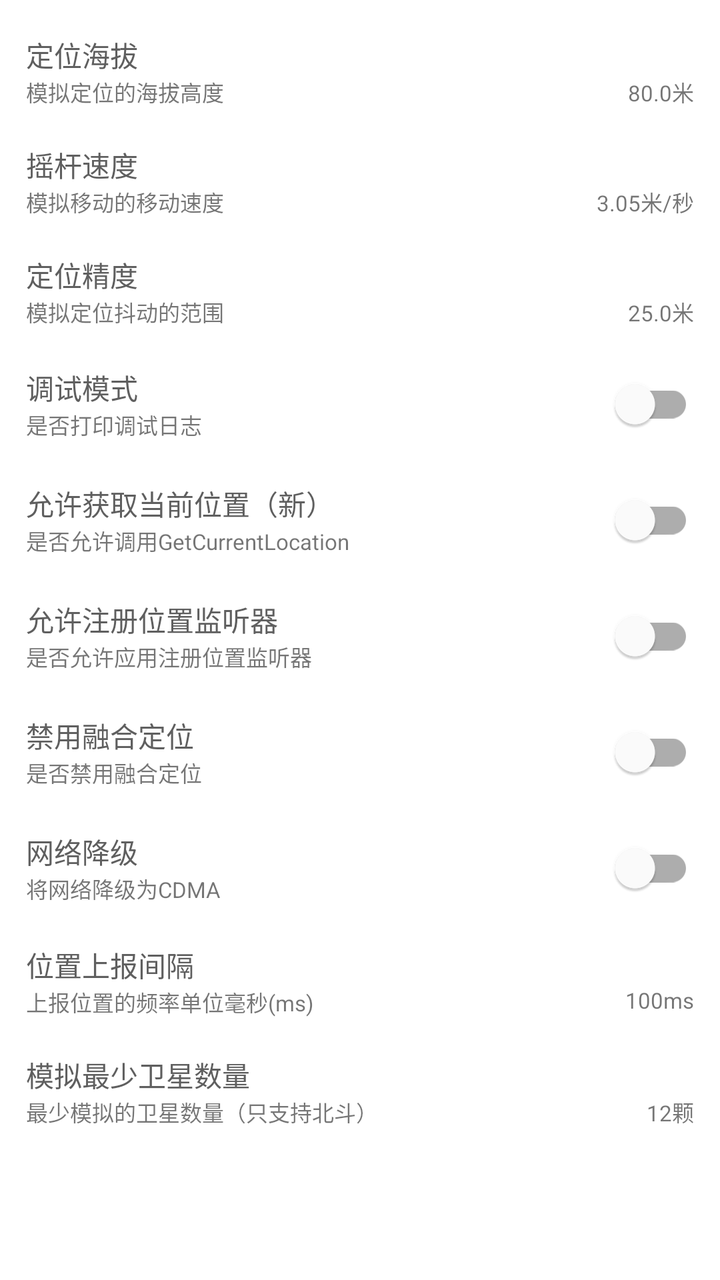
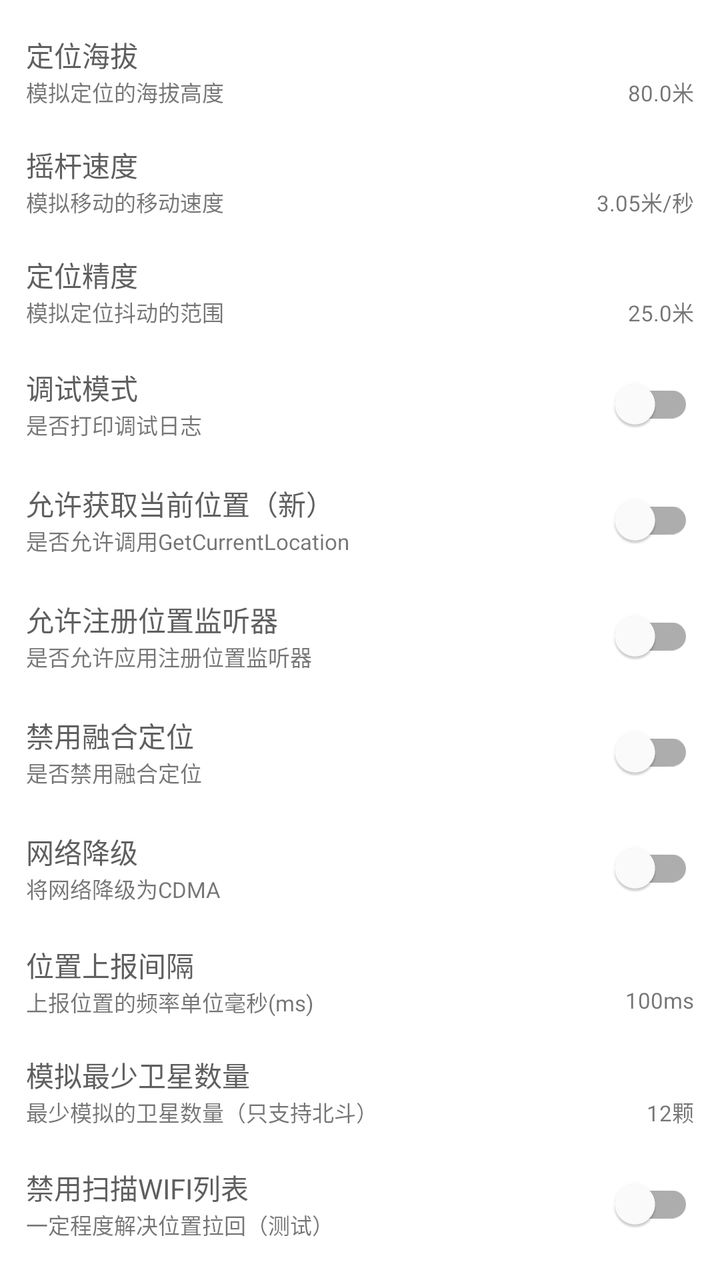

The first picture is an Android layout as it rendered before a commit; the second is the same layout after the commit. The layout source and the unified diff follow.
<!-- AndroidManifest.xml: application theme AppTheme -->
<!-- res/layout/fragment_settings.xml -->
<?xml version="1.0" encoding="utf-8"?>
<androidx.constraintlayout.widget.ConstraintLayout xmlns:android="http://schemas.android.com/apk/res/android"
    xmlns:app="http://schemas.android.com/apk/res-auto"
    xmlns:tools="http://schemas.android.com/tools"
    android:layout_width="match_parent"
    android:layout_height="match_parent"
    android:padding="8dp"
    tools:context=".ui.settings.SettingsFragment">

    <ScrollView
        android:layout_width="match_parent"
        android:layout_height="0dp"
        app:layout_constraintTop_toTopOf="parent"
        app:layout_constraintStart_toStartOf="parent">

        <LinearLayout
            android:layout_width="match_parent"
            android:layout_height="wrap_content"
            android:orientation="vertical">

            <LinearLayout
                android:id="@+id/selinux_layout"
                android:visibility="gone"
                android:layout_width="match_parent"
                android:layout_height="wrap_content"
                android:gravity="center_vertical"
                android:orientation="horizontal"
                android:padding="5dp">
                <LinearLayout
                    android:layout_width="0dp"
                    android:layout_height="wrap_content"
                    android:layout_weight="1"
                    android:orientation="vertical"
                    android:gravity="center_vertical">
                    <com.google.android.material.textview.MaterialTextView
                        android:layout_width="wrap_content"
                        android:layout_height="wrap_content"
                        android:text="@string/selinux"
                        android:textColor="@color/portal_mini_title_color" />
                    <com.google.android.material.textview.MaterialTextView
                        android:layout_width="wrap_content"
                        android:layout_height="wrap_content"
                        android:text="@string/need_open_selinux"
                        android:textSize="11sp" />
                </LinearLayout>
                <com.google.android.material.switchmaterial.SwitchMaterial
                    android:id="@+id/selinux_switch"
                    android:layout_width="0dp"
                    android:layout_weight="1"
                    android:layout_height="wrap_content"
                    android:layout_gravity="center_vertical"
                    app:useMaterialThemeColors="true"/>
            </LinearLayout>

            <androidx.constraintlayout.widget.ConstraintLayout
                android:id="@+id/altitude_layout"
                android:layout_width="match_parent"
                android:layout_height="wrap_content"
                android:gravity="center_vertical"
                android:padding="5dp"
                android:layout_marginTop="4dp"
                android:layout_marginBottom="4dp">

                <com.google.android.material.textview.MaterialTextView
                    android:id="@+id/altitude_title"
                    android:layout_width="wrap_content"
                    android:layout_height="wrap_content"
                    android:text="@string/altitude"
                    android:textColor="@color/portal_mini_title_color"
                    app:layout_constraintStart_toStartOf="parent"
                    app:layout_constraintTop_toTopOf="parent"/>

                <com.google.android.material.textview.MaterialTextView
                    android:id="@+id/altitude_desc"
                    android:layout_width="wrap_content"
                    android:layout_height="wrap_content"
                    android:text="@string/altitude_desc"
                    android:textSize="11sp"
                    app:layout_constraintStart_toStartOf="parent"
                    app:layout_constraintTop_toBottomOf="@id/altitude_title"/>

                <com.google.android.material.textview.MaterialTextView
                    android:id="@+id/altitude_value"
                    android:layout_width="wrap_content"
                    android:layout_height="wrap_content"
                    android:text="80.0米"
                    android:textSize="11sp"
                    app:layout_constraintTop_toBottomOf="@id/altitude_title"
                    app:layout_constraintEnd_toEndOf="parent" />

            </androidx.constraintlayout.widget.ConstraintLayout>

            <androidx.constraintlayout.widget.ConstraintLayout
                android:id="@+id/speed_layout"
                android:layout_width="match_parent"
                android:layout_height="wrap_content"
                android:gravity="center_vertical"
                android:padding="5dp"
                android:layout_marginTop="4dp"
                android:layout_marginBottom="4dp">

                <com.google.android.material.textview.MaterialTextView
                    android:id="@+id/speed_title"
                    android:layout_width="wrap_content"
                    android:layout_height="wrap_content"
                    android:text="@string/rocker_speed"
                    android:textColor="@color/portal_mini_title_color"
                    app:layout_constraintStart_toStartOf="parent"
                    app:layout_constraintTop_toTopOf="parent"/>

                <com.google.android.material.textview.MaterialTextView
                    android:id="@+id/speed_desc"
                    android:layout_width="wrap_content"
                    android:layout_height="wrap_content"
                    android:text="@string/rocker_speed_desc"
                    android:textSize="11sp"
                    app:layout_constraintStart_toStartOf="parent"
                    app:layout_constraintTop_toBottomOf="@id/speed_title"/>

                <com.google.android.material.textview.MaterialTextView
                    android:id="@+id/speed_value"
                    android:layout_width="wrap_content"
                    android:layout_height="wrap_content"
                    android:text="3.05米/秒"
                    android:textSize="11sp"
                    app:layout_constraintTop_toBottomOf="@id/speed_title"
                    app:layout_constraintEnd_toEndOf="parent" />

            </androidx.constraintlayout.widget.ConstraintLayout>

            <androidx.constraintlayout.widget.ConstraintLayout
                android:id="@+id/accuracy_layout"
                android:layout_width="match_parent"
                android:layout_height="wrap_content"
                android:gravity="center_vertical"
                android:padding="5dp"
                android:layout_marginTop="4dp"
                android:layout_marginBottom="4dp">

                <com.google.android.material.textview.MaterialTextView
                    android:id="@+id/accuracy_title"
                    android:layout_width="wrap_content"
                    android:layout_height="wrap_content"
                    android:text="@string/accuracy"
                    android:textColor="@color/portal_mini_title_color"
                    app:layout_constraintStart_toStartOf="parent"
                    app:layout_constraintTop_toTopOf="parent"/>

                <com.google.android.material.textview.MaterialTextView
                    android:id="@+id/accuracy_desc"
                    android:layout_width="wrap_content"
                    android:layout_height="wrap_content"
                    android:text="@string/accuracy_desc"
                    android:textSize="11sp"
                    app:layout_constraintStart_toStartOf="parent"
                    app:layout_constraintTop_toBottomOf="@id/accuracy_title"/>

                <com.google.android.material.textview.MaterialTextView
                    android:id="@+id/accuracy_value"
                    android:layout_width="wrap_content"
                    android:layout_height="wrap_content"
                    android:text="25.0米"
                    android:textSize="11sp"
                    app:layout_constraintTop_toBottomOf="@id/accuracy_title"
                    app:layout_constraintEnd_toEndOf="parent" />

            </androidx.constraintlayout.widget.ConstraintLayout>

            <LinearLayout
                android:id="@+id/debug_layout"
                android:layout_width="match_parent"
                android:layout_height="wrap_content"
                android:padding="5dp"
                android:gravity="center_vertical"
                android:orientation="horizontal">
                <LinearLayout
                    android:layout_width="0dp"
                    android:layout_height="wrap_content"
                    android:layout_weight="1"
                    android:orientation="vertical"
                    android:gravity="center_vertical">
                    <com.google.android.material.textview.MaterialTextView
                        android:layout_width="wrap_content"
                        android:layout_height="wrap_content"
                        android:text="@string/debug"
                        android:textColor="@color/portal_mini_title_color" />
                    <com.google.android.material.textview.MaterialTextView
                        android:layout_width="wrap_content"
                        android:layout_height="wrap_content"
                        android:text="@string/debug_desc"
                        android:textSize="11sp" />
                </LinearLayout>
                <com.google.android.material.switchmaterial.SwitchMaterial
                    android:id="@+id/debug_switch"
                    android:layout_width="0dp"
                    android:layout_weight="1"
                    android:layout_height="wrap_content"
                    android:layout_gravity="center_vertical"
                    app:useMaterialThemeColors="true"/>
            </LinearLayout>

            <LinearLayout
                android:id="@+id/dgc_layout"
                android:layout_width="match_parent"
                android:layout_height="wrap_content"
                android:gravity="center_vertical"
                android:padding="5dp"
                android:orientation="horizontal">
                <LinearLayout
                    android:layout_width="0dp"
                    android:layout_height="wrap_content"
                    android:layout_weight="1"
                    android:orientation="vertical"
                    android:gravity="center_vertical">
                    <com.google.android.material.textview.MaterialTextView
                        android:layout_width="wrap_content"
                        android:layout_height="wrap_content"
                        android:text="@string/dgc"
                        android:textColor="@color/portal_mini_title_color" />
                    <com.google.android.material.textview.MaterialTextView
                        android:layout_width="wrap_content"
                        android:layout_height="wrap_content"
                        android:text="@string/dgc_desc"
                        android:textSize="11sp" />
                </LinearLayout>
                <com.google.android.material.switchmaterial.SwitchMaterial
                    android:id="@+id/dgc_switch"
                    android:layout_width="0dp"
                    android:layout_weight="1"
                    android:layout_height="wrap_content"
                    android:layout_gravity="center_vertical"
                    app:useMaterialThemeColors="true"/>
            </LinearLayout>

            <LinearLayout
                android:id="@+id/rll_layout"
                android:layout_width="match_parent"
                android:layout_height="wrap_content"
                android:gravity="center_vertical"
                android:padding="5dp"
                android:orientation="horizontal">
                <LinearLayout
                    android:layout_width="0dp"
                    android:layout_height="wrap_content"
                    android:layout_weight="1"
                    android:orientation="vertical"
                    android:gravity="center_vertical">
                    <com.google.android.material.textview.MaterialTextView
                        android:layout_width="wrap_content"
                        android:layout_height="wrap_content"
                        android:text="@string/rll"
                        android:textColor="@color/portal_mini_title_color" />
                    <com.google.android.material.textview.MaterialTextView
                        android:layout_width="wrap_content"
                        android:layout_height="wrap_content"
                        android:text="@string/rll_desc"
                        android:textSize="11sp" />
                </LinearLayout>
                <com.google.android.material.switchmaterial.SwitchMaterial
                    android:id="@+id/rll_switch"
                    android:layout_width="0dp"
                    android:layout_weight="1"
                    android:layout_height="wrap_content"
                    android:layout_gravity="center_vertical"
                    app:useMaterialThemeColors="true"/>
            </LinearLayout>

            <LinearLayout
                android:id="@+id/dfused_layout"
                android:layout_width="match_parent"
                android:layout_height="wrap_content"
                android:gravity="center_vertical"
                android:padding="5dp"
                android:orientation="horizontal">
                <LinearLayout
                    android:layout_width="0dp"
                    android:layout_height="wrap_content"
                    android:layout_weight="1"
                    android:orientation="vertical"
                    android:gravity="center_vertical">
                    <com.google.android.material.textview.MaterialTextView
                        android:layout_width="wrap_content"
                        android:layout_height="wrap_content"
                        android:text="@string/dfused"
                        android:textColor="@color/portal_mini_title_color" />
                    <com.google.android.material.textview.MaterialTextView
                        android:layout_width="wrap_content"
                        android:layout_height="wrap_content"
                        android:text="@string/dfused_desc"
                        android:textSize="11sp" />
                </LinearLayout>
                <com.google.android.material.switchmaterial.SwitchMaterial
                    android:id="@+id/dfused_switch"
                    android:layout_width="0dp"
                    android:layout_weight="1"
                    android:layout_height="wrap_content"
                    android:layout_gravity="center_vertical"
                    app:useMaterialThemeColors="true"/>
            </LinearLayout>

            <LinearLayout
                android:id="@+id/cdma_layout"
                android:layout_width="match_parent"
                android:layout_height="wrap_content"
                android:gravity="center_vertical"
                android:padding="5dp"
                android:orientation="horizontal">
                <LinearLayout
                    android:layout_width="0dp"
                    android:layout_height="wrap_content"
                    android:layout_weight="1"
                    android:orientation="vertical"
                    android:gravity="center_vertical">
                    <com.google.android.material.textview.MaterialTextView
                        android:layout_width="wrap_content"
                        android:layout_height="wrap_content"
                        android:text="@string/cdma"
                        android:textColor="@color/portal_mini_title_color" />
                    <com.google.android.material.textview.MaterialTextView
                        android:layout_width="wrap_content"
                        android:layout_height="wrap_content"
                        android:text="@string/cdma_desc"
                        android:textSize="11sp" />
                </LinearLayout>
                <com.google.android.material.switchmaterial.SwitchMaterial
                    android:id="@+id/cdma_switch"
                    android:layout_width="0dp"
                    android:layout_weight="1"
                    android:layout_height="wrap_content"
                    android:layout_gravity="center_vertical"
                    app:useMaterialThemeColors="true"/>
            </LinearLayout>

            <LinearLayout
                android:id="@+id/sensor_hook_layout"
                android:layout_width="match_parent"
                android:layout_height="wrap_content"
                android:visibility="gone"
                android:gravity="center_vertical"
                android:padding="5dp"
                android:orientation="horizontal">
                <LinearLayout
                    android:layout_width="0dp"
                    android:layout_height="wrap_content"
                    android:layout_weight="1"
                    android:orientation="vertical"
                    android:gravity="center_vertical">
                    <com.google.android.material.textview.MaterialTextView
                        android:layout_width="wrap_content"
                        android:layout_height="wrap_content"
                        android:text="@string/hook_sensor"
                        android:textColor="@color/portal_mini_title_color" />
                    <com.google.android.material.textview.MaterialTextView
                        android:layout_width="wrap_content"
                        android:layout_height="wrap_content"
                        android:text="@string/hook_sensor_desc"
                        android:textSize="11sp" />
                </LinearLayout>
                <com.google.android.material.switchmaterial.SwitchMaterial
                    android:id="@+id/sensor_hook_switch"
                    android:layout_width="0dp"
                    android:layout_weight="1"
                    android:layout_height="wrap_content"
                    android:layout_gravity="center_vertical"
                    app:useMaterialThemeColors="true"/>
            </LinearLayout>

            <androidx.constraintlayout.widget.ConstraintLayout
                android:id="@+id/report_duration_layout"
                android:layout_width="match_parent"
                android:layout_height="wrap_content"
                android:gravity="center_vertical"
                android:padding="5dp"
                android:layout_marginTop="4dp"
                android:layout_marginBottom="4dp">

                <com.google.android.material.textview.MaterialTextView
                    android:id="@+id/report_duration_title"
                    android:layout_width="wrap_content"
                    android:layout_height="wrap_content"
                    android:text="@string/item_report_duration_title"
                    android:textColor="@color/portal_mini_title_color"
                    app:layout_constraintStart_toStartOf="parent"
                    app:layout_constraintTop_toTopOf="parent"/>

                <com.google.android.material.textview.MaterialTextView
                    android:id="@+id/report_duration_desc"
                    android:layout_width="wrap_content"
                    android:layout_height="wrap_content"
                    android:text="@string/item_report_duration_desc"
                    android:textSize="11sp"
                    app:layout_constraintStart_toStartOf="parent"
                    app:layout_constraintTop_toBottomOf="@id/report_duration_title"/>

                <com.google.android.material.textview.MaterialTextView
                    android:id="@+id/report_duration_value"
                    android:layout_width="wrap_content"
                    android:layout_height="wrap_content"
                    android:text="@string/item_report_duration_value"
                    android:textSize="11sp"
                    app:layout_constraintTop_toBottomOf="@id/report_duration_title"
                    app:layout_constraintEnd_toEndOf="parent" />

            </androidx.constraintlayout.widget.ConstraintLayout>

            <androidx.constraintlayout.widget.ConstraintLayout
                android:id="@+id/satellite_count_layout"
                android:layout_width="match_parent"
                android:layout_height="wrap_content"
                android:gravity="center_vertical"
                android:padding="5dp"
                android:layout_marginTop="4dp"
                android:layout_marginBottom="4dp">

                <com.google.android.material.textview.MaterialTextView
                    android:id="@+id/satellite_count_title"
                    android:layout_width="wrap_content"
                    android:layout_height="wrap_content"
                    android:text="模拟最少卫星数量"
                    android:textColor="@color/portal_mini_title_color"
                    app:layout_constraintStart_toStartOf="parent"
                    app:layout_constraintTop_toTopOf="parent"/>

                <com.google.android.material.textview.MaterialTextView
                    android:id="@+id/satellite_count_desc"
                    android:layout_width="wrap_content"
                    android:layout_height="wrap_content"
                    android:text="最少模拟的卫星数量（只支持北斗）"
                    android:textSize="11sp"
                    app:layout_constraintStart_toStartOf="parent"
                    app:layout_constraintTop_toBottomOf="@id/satellite_count_title"/>

                <com.google.android.material.textview.MaterialTextView
                    android:id="@+id/satellite_count_value"
                    android:layout_width="wrap_content"
                    android:layout_height="wrap_content"
                    android:text="12颗"
                    android:textSize="11sp"
                    app:layout_constraintTop_toBottomOf="@id/satellite_count_title"
                    app:layout_constraintEnd_toEndOf="parent" />

            </androidx.constraintlayout.widget.ConstraintLayout>
        </LinearLayout>

    </ScrollView>
</androidx.constraintlayout.widget.ConstraintLayout>
<!-- resources referenced by this layout -->
<resources>
  <color name="portal_mini_title_color">#5F5F5F</color>
  <string name="accuracy">定位精度</string>
  <string name="accuracy_desc">模拟定位抖动的范围</string>
  <string name="altitude">定位海拔</string>
  <string name="altitude_desc">模拟定位的海拔高度</string>
  <string name="cdma">网络降级</string>
  <string name="cdma_desc">将网络降级为CDMA</string>
  <string name="debug">调试模式</string>
  <string name="debug_desc">是否打印调试日志</string>
  <string name="dfused">禁用融合定位</string>
  <string name="dfused_desc">是否禁用融合定位</string>
  <string name="dgc">允许获取当前位置（新）</string>
  <string name="dgc_desc">是否允许调用GetCurrentLocation</string>
  <string name="hook_sensor">传感器劫持</string>
  <string name="hook_sensor_desc">模拟步频（待完善）</string>
  <string name="item_report_duration_desc">上报位置的频率单位毫秒(ms)</string>
  <string name="item_report_duration_title">位置上报间隔</string>
  <string name="item_report_duration_value">100ms</string>
  <string name="need_open_selinux">是否开启SELinux</string>
  <string name="rll">允许注册位置监听器</string>
  <string name="rll_desc">是否允许应用注册位置监听器</string>
  <string name="rocker_speed">摇杆速度</string>
  <string name="rocker_speed_desc">模拟移动的移动速度</string>
  <string name="selinux">SELinux</string>
  <style name="AppTheme" parent="Theme.MaterialComponents.Light.NoActionBar">
          <item name="colorPrimaryVariant">@color/purple_700</item>
          <item name="colorOnPrimary">@color/portal_appbar_color</item>
          <item name="colorSecondary">@color/portal_appbar_color</item>
          <item name="colorSecondaryVariant">@color/portal_appbar_color_center</item>
  
  
          <item name="colorOnSecondary">@color/white</item>
          <item name="colorPrimary">@color/theme_appbar_color</item>
          <item name="colorControlHighlight">@color/theme_focused_touch</item>
  
          <item name="colorPrimaryDark">@color/portal_appbar_color</item>
          <item name="android:statusBarColor">@android:color/transparent</item>
          <item name="windowActionModeOverlay">true</item>
          <item name="windowActionBar">false</item>
          <item name="windowNoTitle">true</item>
          <item name="android:windowDrawsSystemBarBackgrounds">true</item>
          <item name="android:windowTranslucentStatus">true</item>
          <item name="colorControlNormal">@color/white</item>
          <item name="colorControlActivated">@color/portal_appbar_color_dark</item>
          <item name="android:textColorHint">@android:color/white</item>
          <item name="android:editTextColor">@android:color/white</item>
          <item name="searchViewStyle">@style/Portal.SearchViewStyle</item>
          <item name="selectableItemBackgroundBorderless">@drawable/ripple_effect</item>
          <item name="sliderStyle">@style/Portal.SliderTheme</item>
      </style>
  <color name="purple_700">#FF3700B3</color>
  <color name="portal_appbar_color">#5F5F5F</color>
  <color name="portal_appbar_color_center">#494949</color>
  <color name="white">#FFFFFFFF</color>
  <color name="theme_appbar_color">#5F5F5F</color>
  <color name="theme_focused_touch">#A0A0A0</color>
  <color name="portal_appbar_color_dark">#373737</color>
  <style name="Portal.SearchViewStyle" parent="Widget.AppCompat.SearchView">
      </style>
  <!-- drawable ripple_effect (drawable) -->
  <ripple xmlns:android="http://schemas.android.com/apk/res/android"
      android:color="@color/selected_color">
      <item android:id="@android:id/mask" android:drawable="@color/white"/>
  </ripple >
  <style name="Portal.SliderTheme" parent="Widget.MaterialComponents.Slider">
  
      </style>
  <color name="selected_color">#BCBCBC</color>
</resources>

<!-- the commit's change to res/layout/fragment_settings.xml (unified diff, before → after) -->
@@ -440,6 +440,39 @@
                     app:layout_constraintEnd_toEndOf="parent" />
 
             </androidx.constraintlayout.widget.ConstraintLayout>
+
+            <LinearLayout
+                android:id="@+id/disable_wlan_scan_layout"
+                android:layout_width="match_parent"
+                android:layout_height="wrap_content"
+                android:gravity="center_vertical"
+                android:padding="5dp"
+                android:orientation="horizontal">
+                <LinearLayout
+                    android:layout_width="0dp"
+                    android:layout_height="wrap_content"
+                    android:layout_weight="1"
+                    android:orientation="vertical"
+                    android:gravity="center_vertical">
+                    <com.google.android.material.textview.MaterialTextView
+                        android:layout_width="wrap_content"
+                        android:layout_height="wrap_content"
+                        android:text="禁用扫描WIFI列表"
+                        android:textColor="@color/portal_mini_title_color" />
+                    <com.google.android.material.textview.MaterialTextView
+                        android:layout_width="wrap_content"
+                        android:layout_height="wrap_content"
+                        android:text="一定程度解决位置拉回（测试）"
+                        android:textSize="11sp" />
+                </LinearLayout>
+                <com.google.android.material.switchmaterial.SwitchMaterial
+                    android:id="@+id/disable_wlan_scan_switch"
+                    android:layout_width="0dp"
+                    android:layout_weight="1"
+                    android:layout_height="wrap_content"
+                    android:layout_gravity="center_vertical"
+                    app:useMaterialThemeColors="true"/>
+            </LinearLayout>
         </LinearLayout>
 
     </ScrollView>
